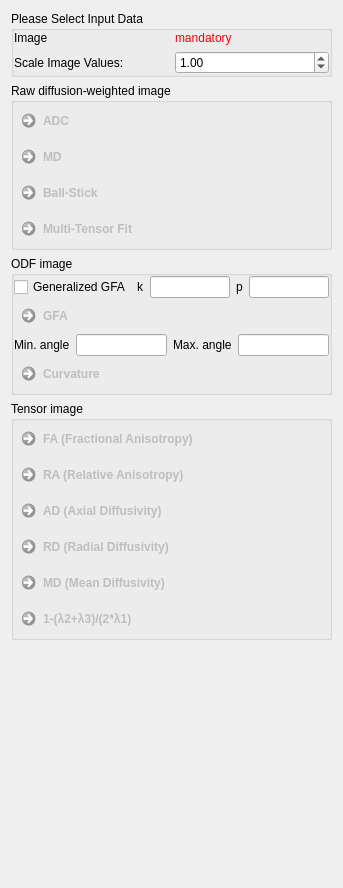
Before: the Qt Designer form Plugins/org.mitk.gui.qt.diffusionimaging.reconstruction/src/internal/QmitkDiffusionQuantificationViewControls.ui in MITK/MITK, drawn with Qt 5.
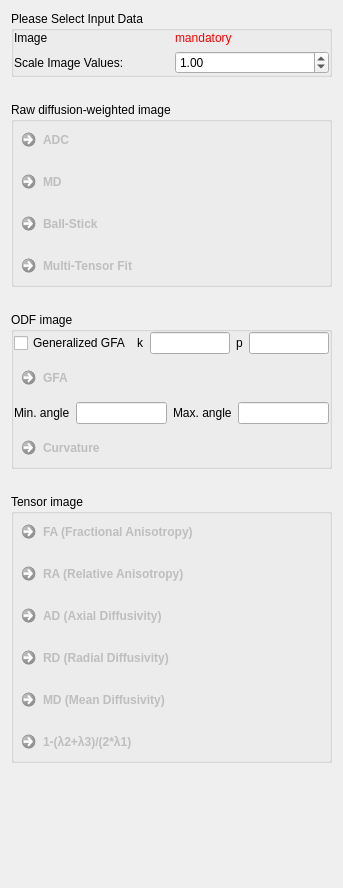
After: the same form once the commit is applied.

Commit message: Refactor view layout

What changed in the file:
```diff
--- a/Plugins/org.mitk.gui.qt.diffusionimaging.reconstruction/src/internal/QmitkDiffusionQuantificationViewControls.ui
+++ b/Plugins/org.mitk.gui.qt.diffusionimaging.reconstruction/src/internal/QmitkDiffusionQuantificationViewControls.ui
@@ -19,8 +19,11 @@
   <property name="windowTitle">
    <string>QmitkTemplate</string>
   </property>
-  <layout class="QVBoxLayout" name="verticalLayout_2">
-   <item>
+  <layout class="QGridLayout" name="gridLayout_2">
+   <property name="verticalSpacing">
+    <number>25</number>
+   </property>
+   <item row="0" column="0">
     <widget class="QGroupBox" name="m_InputData">
      <property name="title">
       <string>Please Select Input Data</string>
@@ -75,15 +78,12 @@
      </layout>
     </widget>
    </item>
-   <item>
+   <item row="1" column="0">
     <widget class="QGroupBox" name="groupBox_3">
      <property name="title">
       <string>Raw diffusion-weighted image</string>
      </property>
-     <layout class="QVBoxLayout" name="verticalLayout_4">
-      <property name="spacing">
-       <number>0</number>
-      </property>
+     <layout class="QGridLayout" name="gridLayout_5">
       <property name="leftMargin">
        <number>0</number>
       </property>
@@ -96,7 +96,7 @@
       <property name="bottomMargin">
        <number>0</number>
       </property>
-      <item>
+      <item row="0" column="0">
        <widget class="QCommandLinkButton" name="m_AdcDwiButton">
         <property name="enabled">
          <bool>false</bool>
@@ -106,7 +106,7 @@
         </property>
        </widget>
       </item>
-      <item>
+      <item row="1" column="0">
        <widget class="QCommandLinkButton" name="m_MdDwiButton">
         <property name="enabled">
          <bool>false</bool>
@@ -116,7 +116,7 @@
         </property>
        </widget>
       </item>
-      <item>
+      <item row="2" column="0">
        <widget class="QCommandLinkButton" name="m_BallStickButton">
         <property name="enabled">
          <bool>false</bool>
@@ -126,7 +126,7 @@
         </property>
        </widget>
       </item>
-      <item>
+      <item row="3" column="0">
        <widget class="QCommandLinkButton" name="m_MultiTensorButton">
         <property name="enabled">
          <bool>false</bool>
@@ -139,15 +139,12 @@
      </layout>
     </widget>
    </item>
-   <item>
+   <item row="2" column="0">
     <widget class="QGroupBox" name="groupBox">
      <property name="title">
       <string>ODF image</string>
      </property>
-     <layout class="QVBoxLayout" name="verticalLayout">
-      <property name="spacing">
-       <number>0</number>
-      </property>
+     <layout class="QGridLayout" name="gridLayout_3">
       <property name="leftMargin">
        <number>0</number>
       </property>
@@ -160,7 +157,7 @@
       <property name="bottomMargin">
        <number>0</number>
       </property>
-      <item>
+      <item row="0" column="0">
        <widget class="QFrame" name="frame">
         <property name="frameShape">
          <enum>QFrame::NoFrame</enum>
@@ -249,7 +246,7 @@
         </layout>
        </widget>
       </item>
-      <item>
+      <item row="1" column="0">
        <widget class="QCommandLinkButton" name="m_GFAButton">
         <property name="enabled">
          <bool>false</bool>
@@ -259,7 +256,7 @@
         </property>
        </widget>
       </item>
-      <item>
+      <item row="2" column="0">
        <widget class="QFrame" name="frame_3">
         <property name="frameShape">
          <enum>QFrame::NoFrame</enum>
@@ -303,7 +300,7 @@
         </layout>
        </widget>
       </item>
-      <item>
+      <item row="3" column="0">
        <widget class="QCommandLinkButton" name="m_CurvatureButton">
         <property name="enabled">
          <bool>false</bool>
@@ -316,15 +313,12 @@
      </layout>
     </widget>
    </item>
-   <item>
+   <item row="3" column="0">
     <widget class="QGroupBox" name="groupBox_2">
      <property name="title">
       <string>Tensor image</string>
      </property>
-     <layout class="QVBoxLayout" name="verticalLayout_3">
-      <property name="spacing">
-       <number>0</number>
-      </property>
+     <layout class="QGridLayout" name="gridLayout_4">
       <property name="leftMargin">
        <number>0</number>
       </property>
@@ -337,7 +331,7 @@
       <property name="bottomMargin">
        <number>0</number>
       </property>
-      <item>
+      <item row="0" column="0">
        <widget class="QCommandLinkButton" name="m_FAButton">
         <property name="enabled">
          <bool>false</bool>
@@ -347,7 +341,7 @@
         </property>
        </widget>
       </item>
-      <item>
+      <item row="1" column="0">
        <widget class="QCommandLinkButton" name="m_RAButton">
         <property name="enabled">
          <bool>false</bool>
@@ -357,7 +351,7 @@
         </property>
        </widget>
       </item>
-      <item>
+      <item row="2" column="0">
        <widget class="QCommandLinkButton" name="m_ADButton">
         <property name="enabled">
          <bool>false</bool>
@@ -367,7 +361,7 @@
         </property>
        </widget>
       </item>
-      <item>
+      <item row="3" column="0">
        <widget class="QCommandLinkButton" name="m_RDButton">
         <property name="enabled">
          <bool>false</bool>
@@ -377,7 +371,7 @@
         </property>
        </widget>
       </item>
-      <item>
+      <item row="4" column="0">
        <widget class="QCommandLinkButton" name="m_MDButton">
         <property name="enabled">
          <bool>false</bool>
@@ -387,7 +381,7 @@
         </property>
        </widget>
       </item>
-      <item>
+      <item row="5" column="0">
        <widget class="QCommandLinkButton" name="m_ClusteringAnisotropy">
         <property name="enabled">
          <bool>false</bool>
@@ -400,7 +394,7 @@
      </layout>
     </widget>
    </item>
-   <item>
+   <item row="4" column="0">
     <spacer name="spacer1">
      <property name="orientation">
       <enum>Qt::Vertical</enum>
```
The commit also changes 94 other files.
